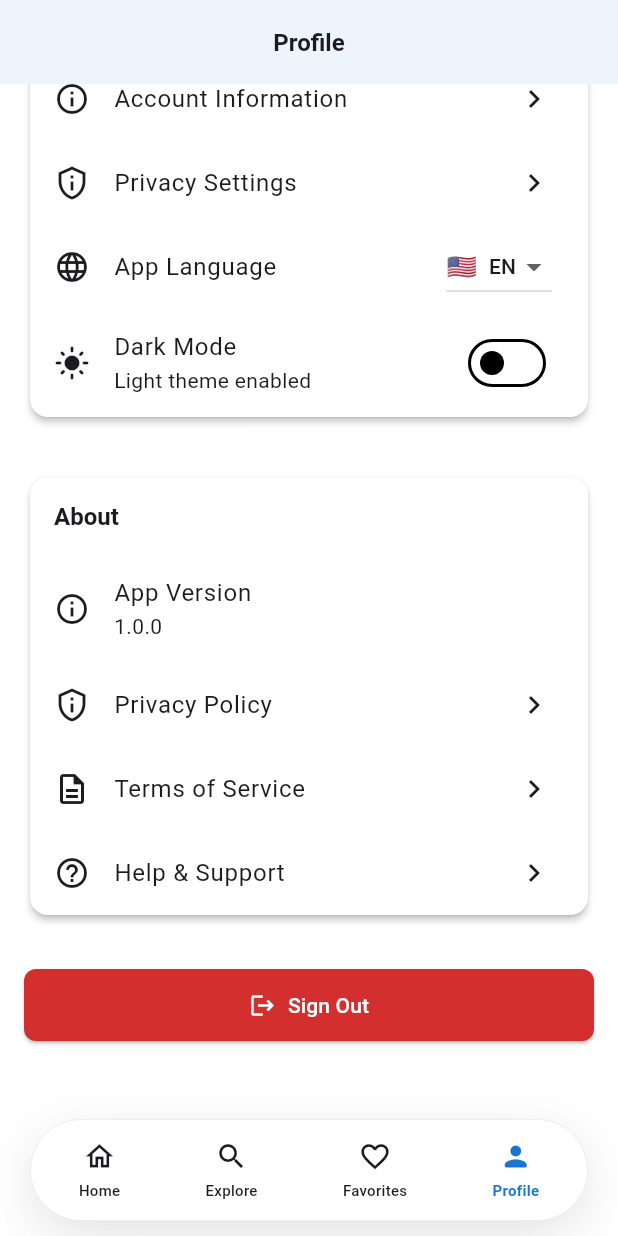
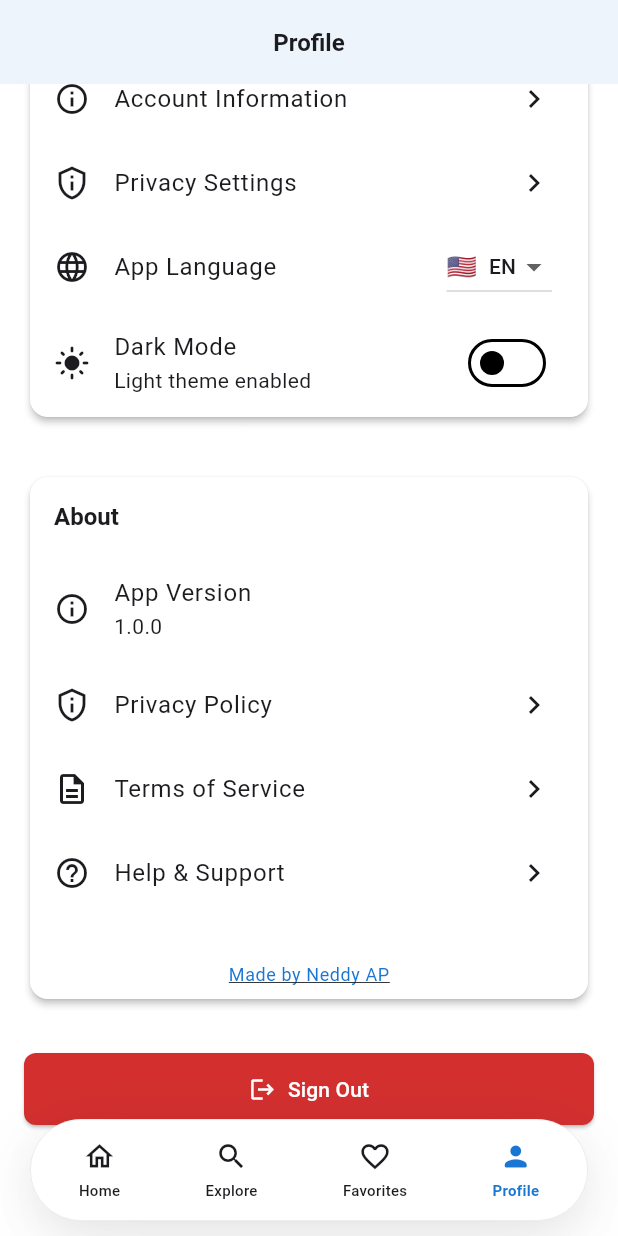
Before and after one commit to NeddyAP/refi, a Flutter app: the screen it shows after launch, item 4 of the bottom bar chosen, scrolled down 477 dp, on a phone screen of 412 x 824 dp. Run offline on Flutter 3.47's test engine with Material 3 defaults, Android fonts, the light colour scheme and no system bars; our stand-ins replace cached_network_image, dio, flutter_dotenv, go_router, google_fonts, shared_preferences; accounts and stored records are empty; network calls fail.

Commit message:
feat: Enhance README and profile screen with localization and author information
- Updated README.md to provide a comprehensive overview of the Refi app, including features, tech stack, setup instructions, and folder structure.
- Added author information and website link to the profile screen.
- Improved localization support by adding new strings for author information in both English and Indonesian.
- Refactored profile screen layout for better readability and user experience.

```diff
--- a/lib/features/profile/screens/profile_screen.dart
+++ b/lib/features/profile/screens/profile_screen.dart
@@ -1,3 +1,4 @@
+// Author: Neddy AP
 import 'package:flutter/material.dart';
 import 'package:provider/provider.dart';
 import 'package:go_router/go_router.dart';
@@ -27,7 +28,9 @@ class _ProfileScreenState extends State<ProfileScreen> {
   @override
   Widget build(BuildContext context) {
     return Scaffold(
-      appBar: CustomAppBar(title: AppLocalizations.of(context)!.profileScreenTitle),
+      appBar: CustomAppBar(
+        title: AppLocalizations.of(context)!.profileScreenTitle,
+      ),
       body: Consumer<ProfileProvider>(
         builder: (context, provider, child) {
           return SingleChildScrollView(
@@ -198,7 +201,9 @@ class _UserInfoSection extends StatelessWidget {
                         ),
                         const SizedBox(width: 4),
                         Text(
-                          user.isGuest ? AppLocalizations.of(context)!.guestSession : AppLocalizations.of(context)!.tmdbAccount,
+                          user.isGuest
+                              ? AppLocalizations.of(context)!.guestSession
+                              : AppLocalizations.of(context)!.tmdbAccount,
                           style: theme.textTheme.bodySmall?.copyWith(
                             color: theme.colorScheme.onPrimaryContainer,
                           ),
@@ -236,7 +241,9 @@ class _UserInfoSection extends StatelessWidget {
                       _ProfileInfoTile(
                         icon: Icons.privacy_tip,
                         label: AppLocalizations.of(context)!.adult,
-                        value: user.includeAdult ? AppLocalizations.of(context)!.yes : AppLocalizations.of(context)!.no,
+                        value: user.includeAdult
+                            ? AppLocalizations.of(context)!.yes
+                            : AppLocalizations.of(context)!.no,
                       ),
                     ],
                   ),
@@ -292,7 +299,9 @@ class _UserInfoSection extends StatelessWidget {
       if (context.mounted) {
         ScaffoldMessenger.of(context).showSnackBar(
           SnackBar(
-            content: Text(AppLocalizations.of(context)!.couldNotOpen(url.toString())),
+            content: Text(
+              AppLocalizations.of(context)!.couldNotOpen(url.toString()),
+            ),
             duration: const Duration(seconds: 3),
           ),
         );
@@ -446,28 +455,77 @@ class _AboutSection extends StatelessWidget {
           ListTile(
             leading: const Icon(Icons.info_outline),
             title: Text(AppLocalizations.of(context)!.appVersion),
-            subtitle: const Text('1.0.0'),
+            subtitle: const Text(AppConstants.appVersion),
           ),
 
           ListTile(
             leading: const Icon(Icons.privacy_tip_outlined),
             title: Text(AppLocalizations.of(context)!.privacyPolicy),
             trailing: const Icon(Icons.chevron_right),
+            onTap: () {
+              // TODO: Replace with actual Privacy Policy URL
+              _launchUrl(context, 'https://example.com/privacy');
+            },
           ),
 
           ListTile(
             leading: const Icon(Icons.description_outlined),
             title: Text(AppLocalizations.of(context)!.termsOfService),
             trailing: const Icon(Icons.chevron_right),
+            onTap: () {
+              // TODO: Replace with actual Terms of Service URL
+              _launchUrl(context, 'https://example.com/terms');
+            },
           ),
 
           ListTile(
             leading: const Icon(Icons.help_outline),
             title: Text(AppLocalizations.of(context)!.helpAndSupport),
             trailing: const Icon(Icons.chevron_right),
+            onTap: () {
+              // TODO: Replace with actual Help & Support URL
+              _launchUrl(context, 'https://example.com/help');
+            },
+          ),
+          const SizedBox(height: 24), // Add some spacing
+          Align(
+            alignment: Alignment.center,
+            child: InkWell(
+              onTap: () => _launchUrl(
+                context,
+                AppLocalizations.of(context)!.authorWebsiteUrl,
+              ),
+              child: Padding(
+                padding: const EdgeInsets.all(8.0),
+                child: Text(
+                  AppLocalizations.of(context)!.madeByText,
+                  style: theme.textTheme.bodySmall?.copyWith(
+                    color: theme.colorScheme.primary,
+                    decoration: TextDecoration.underline,
+                  ),
+                ),
+              ),
+            ),
           ),
         ],
       ),
     );
   }
+
+  // Helper function to launch a URL
+  void _launchUrl(BuildContext context, String urlString) async {
+    final Uri url = Uri.parse(urlString);
+    if (!await launchUrl(url, mode: LaunchMode.externalApplication)) {
+      if (context.mounted) {
+        ScaffoldMessenger.of(context).showSnackBar(
+          SnackBar(
+            content: Text(
+              AppLocalizations.of(context)!.couldNotOpen(urlString),
+            ),
+            duration: const Duration(seconds: 3),
+          ),
+        );
+      }
+    }
+  }
 }
--- a/lib/l10n/app_en.arb
+++ b/lib/l10n/app_en.arb
@@ -302,5 +302,7 @@
   "exploreMoviesButton": "Explore Movies",
   "pageNotFound": "Page Not Found",
   "pageNotFoundMessage": "The page you are looking for does not exist.",
-  "goHome": "Go Home"
+  "goHome": "Go Home",
+  "madeByText": "Made by Neddy AP",
+  "authorWebsiteUrl": "https://neddyap.me"
 }
--- a/lib/l10n/app_id.arb
+++ b/lib/l10n/app_id.arb
@@ -302,5 +302,7 @@
   "exploreMoviesButton": "Jelajahi Film",
   "pageNotFound": "Halaman Tidak Ditemukan",
   "pageNotFoundMessage": "Halaman yang Anda cari tidak ada.",
-  "goHome": "Kembali ke Beranda"
+  "goHome": "Kembali ke Beranda",
+  "madeByText": "Dibuat oleh Neddy AP",
+  "authorWebsiteUrl": "https://neddyap.me"
 }
--- a/lib/l10n/app_localizations.dart
+++ b/lib/l10n/app_localizations.dart
@@ -1393,6 +1393,18 @@ abstract class AppLocalizations {
   /// In en, this message translates to:
   /// **'Go Home'**
   String get goHome;
+
+  /// No description provided for @madeByText.
+  ///
+  /// In en, this message translates to:
+  /// **'Made by Neddy AP'**
+  String get madeByText;
+
+  /// No description provided for @authorWebsiteUrl.
+  ///
+  /// In en, this message translates to:
+  /// **'https://neddyap.me'**
+  String get authorWebsiteUrl;
 }
 
 class _AppLocalizationsDelegate
--- a/lib/l10n/app_localizations_en.dart
+++ b/lib/l10n/app_localizations_en.dart
@@ -695,4 +695,10 @@ class AppLocalizationsEn extends AppLocalizations {
 
   @override
   String get goHome => 'Go Home';
+
+  @override
+  String get madeByText => 'Made by Neddy AP';
+
+  @override
+  String get authorWebsiteUrl => 'https://neddyap.me';
 }
--- a/lib/l10n/app_localizations_id.dart
+++ b/lib/l10n/app_localizations_id.dart
@@ -696,4 +696,10 @@ class AppLocalizationsId extends AppLocalizations {
 
   @override
   String get goHome => 'Kembali ke Beranda';
+
+  @override
+  String get madeByText => 'Dibuat oleh Neddy AP';
+
+  @override
+  String get authorWebsiteUrl => 'https://neddyap.me';
 }
```
Also changed, not shown: 1 other file.
